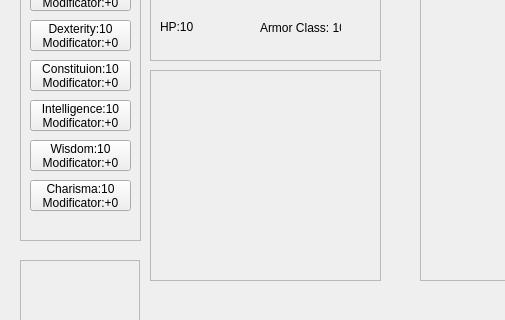
This is UI/character_sheet.ui in andrianl/dndplay as Qt 5 draws it before an edit; both pictures show x 0 to 505 and y 169 to 489 of the 1183 by 620 pixel window. The edited form follows.
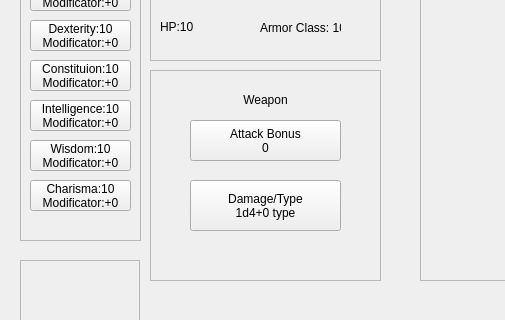
This is the edited form.

Commit message: attack with weapon

Diff of the .ui file:
```diff
--- a/UI/character_sheet.ui
+++ b/UI/character_sheet.ui
@@ -294,6 +294,50 @@
     <property name="frameShadow">
      <enum>QFrame::Raised</enum>
     </property>
+    <widget class="QPushButton" name="attack_btn">
+     <property name="geometry">
+      <rect>
+       <x>40</x>
+       <y>50</y>
+       <width>151</width>
+       <height>41</height>
+      </rect>
+     </property>
+     <property name="text">
+      <string>Attack Bonus
+0</string>
+     </property>
+    </widget>
+    <widget class="QLabel" name="weapon_name">
+     <property name="geometry">
+      <rect>
+       <x>0</x>
+       <y>20</y>
+       <width>231</width>
+       <height>20</height>
+      </rect>
+     </property>
+     <property name="text">
+      <string>Weapon</string>
+     </property>
+     <property name="alignment">
+      <set>Qt::AlignCenter</set>
+     </property>
+    </widget>
+    <widget class="QPushButton" name="damage_btn">
+     <property name="geometry">
+      <rect>
+       <x>40</x>
+       <y>110</y>
+       <width>151</width>
+       <height>51</height>
+      </rect>
+     </property>
+     <property name="text">
+      <string>Damage/Type
+1d4+0 type</string>
+     </property>
+    </widget>
    </widget>
    <widget class="QFrame" name="personality">
     <property name="geometry">
```
The commit also changes 8 other files.
